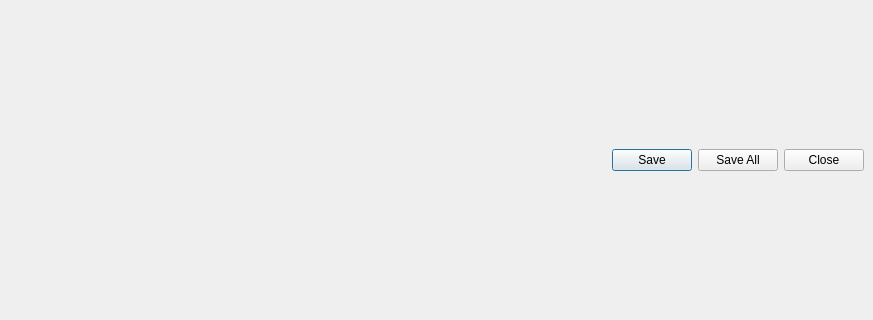
Old version of the form spinetoolbox/ui/import_preview_window.ui in the repository spine-tools/Spine-Toolbox; both pictures show x 0 to 873 and y 187 to 507 of the 873 by 697 pixel window.
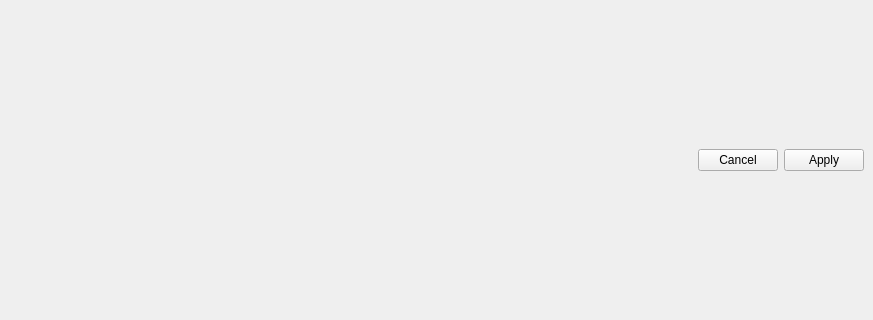
New version of the form.

```diff
--- a/spinetoolbox/ui/import_preview_window.ui
+++ b/spinetoolbox/ui/import_preview_window.ui
@@ -30,7 +30,7 @@
     <item>
      <widget class="QDialogButtonBox" name="buttonBox">
       <property name="standardButtons">
-       <set>QDialogButtonBox::Close|QDialogButtonBox::Save|QDialogButtonBox::SaveAll</set>
+       <set>QDialogButtonBox::Apply|QDialogButtonBox::Cancel</set>
       </property>
       <property name="centerButtons">
        <bool>false</bool>
```
Left out of the diff: 15 changed lines with no effect on the pictures.
